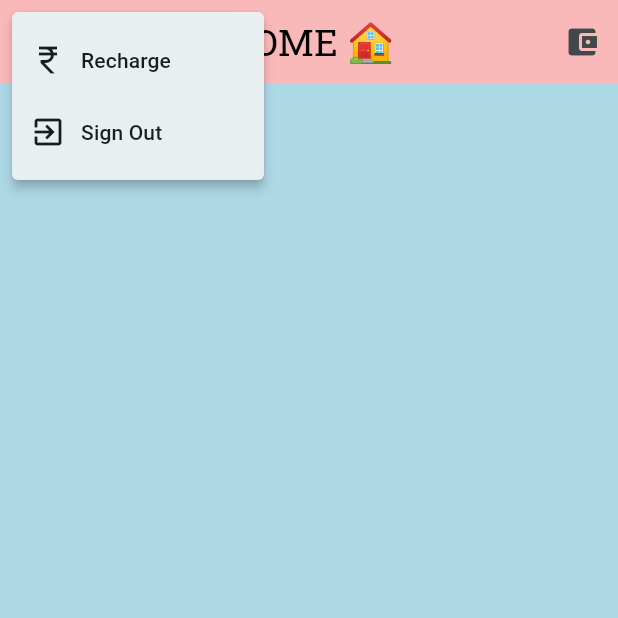
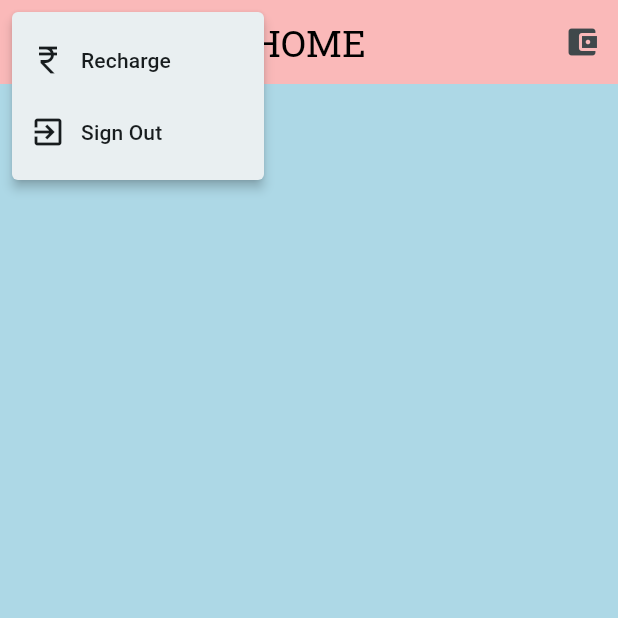
Before and after one commit to ChandanReddy2662/mcampain360, a Flutter app: the Home screen opened directly, after a tap on the "more vert" icon, on a phone screen of 412 x 824 dp, the top half of it. Run offline on Flutter 3.47's test engine with Material 3 defaults, Android fonts, the phone set to English and light mode, and no system bars; our stand-ins replace firebase_core, google_fonts; missing offline and left inert: form_validation; accounts and stored records are empty; network calls fail.

```diff
--- a/lib/main.dart
+++ b/lib/main.dart
@@ -1,11 +1,13 @@
+import 'package:firebase_core/firebase_core.dart';
 import 'package:flutter/material.dart';
+import './firebase_options.dart' as options;
 import 'package:myapp/screens/login.dart';
 
-// import 'asserts';
 
 void main() async {
   WidgetsFlutterBinding.ensureInitialized();
   runApp(const MyApp());
+  Firebase.initializeApp(options: options.DefaultFirebaseOptions.currentPlatform);
 }
 
 class MyApp extends StatelessWidget {
--- a/lib/screens/home.dart
+++ b/lib/screens/home.dart
@@ -1,13 +1,16 @@
 import 'package:flutter/material.dart';
+// import 'package:flutter/services.dart';
 import 'package:google_fonts/google_fonts.dart';
 import 'package:http/http.dart' as http;
 import 'package:myapp/screens/recharge.dart';
 import 'dart:convert';
-// import 'package:share/share.dart';
 import 'package:url_launcher/url_launcher.dart';
 
 class Home extends StatefulWidget {
+  const Home({super.key});
+
   @override
+  // ignore: library_private_types_in_public_api
   _HomeState createState() => _HomeState();
 }
 
@@ -30,78 +33,42 @@ class _HomeState extends State<Home> {
     super.initState();
   }
 
-  Future<void> shareWA(card) async {
-    // Uri whatsappUrl =
-    //     Uri.parse('https://wa.me/?og:image=${Uri.encodeFull("hi")}');
-
-    // if (await canLaunch(whatsappUrl.toString())) {
-    //   await launch(whatsappUrl.toString());
-    // } else {
-    //   print('Could not launch $whatsappUrl');
-    // }
-    // Share.share('Check out this image: ${mapRes[card]['avatar']}');
+  void shareWA(card) {
     String whatsappUrl =
-        "whatsapp://send?text=${Uri.encodeFull(mapRes[card]['avatar'])}";
+        // "whatsapp://send?text=${Uri.encodeFull(mapRes[card]['avatar'])}";
+        // "whatsapp://send?text=${mapRes[card]['email']}&image=${Ur=i.encodeComponent(mapRes[card]['avatar'])}";
+        "https://api.whatsapp.com/send?${Image.network(Uri.encodeComponent(mapRes[card]['avatar'])).by}";
+    // shareWhatsapp.share(text: "hello");
     launchUrl(Uri.parse(whatsappUrl), mode: LaunchMode.externalApplication);
   }
 
   Future<void> shareFB(card) async {
-    // final response = await http.post(
-    //   Uri.parse('https://graph.facebook.com/v15.0/me/feed/'),
-    //   body: {
-    //     'message': 'message',
-    //     'access_token': 'your_access_token_here',
-    //   },
-    // );
-    // if (response.statusCode == 200) {
-    //   print('Post successful');
-    // } else {
-    //   print('Post failed with status ${response.statusCode}');
-    // }
-    // Share.share('Check out this image: ${mapRes[card]['avatar']}');
     String facebookUrl =
         "https://www.facebook.com/sharer/sharer.php?u=${Uri.encodeFull(mapRes[card]['avatar'])}";
     launchUrl(Uri.parse(facebookUrl), mode: LaunchMode.externalApplication);
   }
 
   Future<void> shareX(card) async {
-    // Uri twitterUrl =
-    //     Uri.parse('https://www.twitter.com//?text=${Uri.encodeFull("hi")}');
-
-    // if (await canLaunch(twitterUrl.toString())) {
-    //   await launch(twitterUrl.toString());
-    // } else {
-    //   print('Could not launch $twitterUrl');
-    // }
-    // Share.share('Check out this image: ${mapRes[card]['avatar']}');
     String twitterUrl =
-        "https://twitter.com/intent/tweet?text=${Uri.encodeFull(mapRes[card]['avatar'])}";
+        "https://twitter.com/intent/tweet?text=${Uri.encodeComponent(mapRes[card]['avatar'])}";
     launchUrl(Uri.parse(twitterUrl), mode: LaunchMode.externalApplication);
   }
 
   Future<void> shareIG(card) async {
-    // Uri instagramUrl =
-    //     Uri.parse('https://www.instagram.com//?text=${Uri.encodeFull("hi")}');
-
-    // if (await canLaunch(instagramUrl.toString())) {
-    //   await launch(instagramUrl.toString());
-    // } else {
-    //   print('Could not launch $instagramUrl');
-    // }
-    // Share.share('Check out this image: ${mapRes[card]['avatar']}');
     String instagramUrl =
-        "https://www.instagram.com//?text=${Uri.encodeFull("hi")}";
+        // "https://www.instagram.com//?image=${Uri.encodeFull("hi")}";
+        "instagram://library?AssetPath=${mapRes[card]['avatar']}&caption=${'text'}";
     launchUrl(Uri.parse(instagramUrl), mode: LaunchMode.externalApplication);
   }
 
   @override
   Widget build(BuildContext context) {
     return Scaffold(
-      backgroundColor: Color.fromRGBO(173, 216, 230, 1),
+      backgroundColor: const Color.fromRGBO(173, 216, 230, 1),
       appBar: AppBar(
-        backgroundColor: Color.fromRGBO(250, 185, 185, 1),
+        backgroundColor: const Color.fromRGBO(250, 185, 185, 1),
         title: Text(
-          'HOME 🏠',
+          'HOME',
           style: GoogleFonts.robotoSlab(
               fontSize: 25, color: const Color.fromARGB(255, 0, 0, 0)),
         ),
@@ -118,7 +85,7 @@ class _HomeState extends State<Home> {
                   child: Row(
                     children: [
                       Icon(item['icon'] as IconData),
-                      SizedBox(width: 10),
+                      const SizedBox(width: 10),
                       Text(item['label'] as String),
                     ],
                   ),
@@ -145,7 +112,7 @@ class _HomeState extends State<Home> {
                   MaterialPageRoute(builder: (context) => RechargePage()),
                 );
               },
-              icon: Icon(Icons.account_balance_wallet))
+              icon: const Icon(Icons.account_balance_wallet))
         ],
       ),
       body: Padding(
--- a/lib/screens/recharge.dart
+++ b/lib/screens/recharge.dart
@@ -62,7 +62,7 @@ class RechargePage extends StatelessWidget {
             ),
             SizedBox(height: 50),
             // Example: Payment Option Buttons with Images
-            Row(
+            const Row(
               mainAxisAlignment: MainAxisAlignment.spaceEvenly,
               children: [
                 PaymentOptionButton(
@@ -82,8 +82,8 @@ class RechargePage extends StatelessWidget {
                 ),
               ],
             ),
-            SizedBox(height: 40), // Adjust the height for spacing
-            Row(
+            const SizedBox(height: 40), // Adjust the height for spacing
+            const Row(
               mainAxisAlignment: MainAxisAlignment.spaceEvenly,
               children: [
                 PaymentOptionButton(
--- a/pubspec.yaml
+++ b/pubspec.yaml
@@ -44,6 +44,10 @@ dependencies:
   font_awesome_flutter: ^10.6.0
   web: ^0.3.0
   firebase_core: ^2.25.3
+  form_floating_action_button: ^2.1.1
+  form_validation: ^3.1.1+4
+  firebase_auth: ^4.17.4
+  share_whatsapp: ^1.0.2
 
 dev_dependencies:
   flutter_test:
```
Also changed, not shown: lib/screens/login.dart (+40 -17 lines), pubspec.lock, 4 other files.
